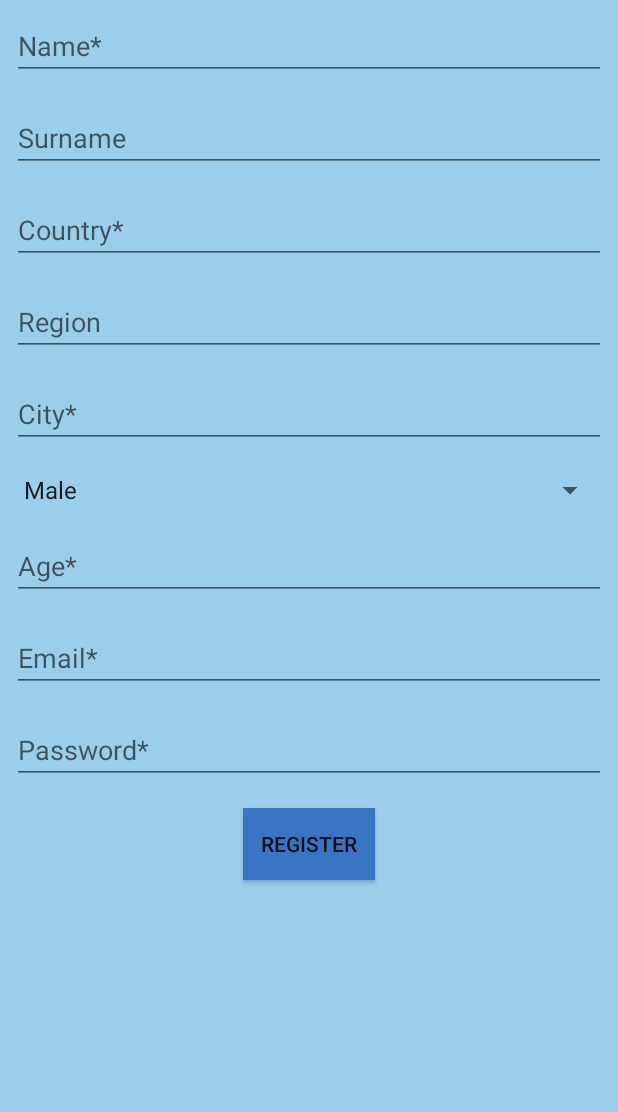
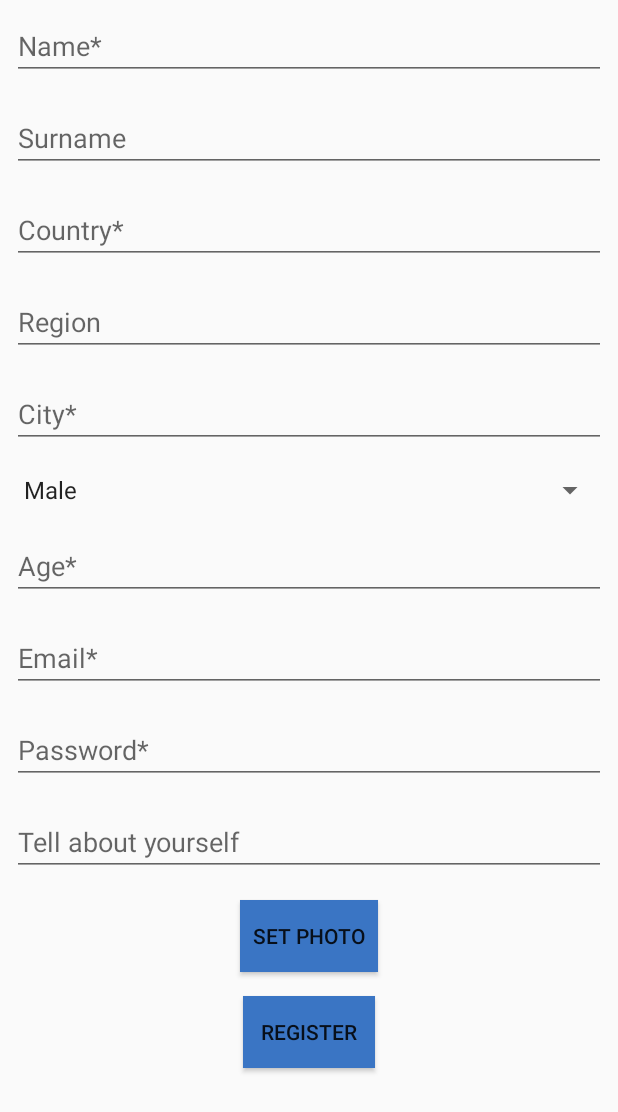
Before and after one commit to alexbur7/Chat_Yes_u_Du, an Android app: the screen it shows after launch (LogActivity), after a tap on "REGISTER", on a phone screen of 412 x 824 dp. Shown: the top 1112 px of the screen. Run offline under Robolectric (Android 15) with nearby library versions, the phone set to English and light mode, and no system bars; our stand-ins replace Firebase (no records; nobody signed in at launch, a user with empty details on screens opened directly).

Commit message:
"Online" translation and about graph

```diff
--- a/app/src/main/java/com/example/myproject/AccountFragment.java
+++ b/app/src/main/java/com/example/myproject/AccountFragment.java
@@ -28,6 +28,7 @@ public abstract class AccountFragment extends Fragment {
     private TextView nameTextView;
     private TextView ageTextView;
     private TextView sexTextView;
+    private TextView aboutTextView;
     protected Button editButton;
     protected Toolbar toolbar;
     protected ImageView photoImageView;
@@ -48,6 +49,7 @@ public abstract class AccountFragment extends Fragment {
         nameTextView = v.findViewById(R.id.my_name_text);
         ageTextView = v.findViewById(R.id.age_textView);
         sexTextView = v.findViewById(R.id.sex_textView);
+        aboutTextView=v.findViewById(R.id.about_textView);
         toolbar=v.findViewById(R.id.toolbarFr);
         reference = FirebaseDatabase.getInstance().getReference("users");
         storageReference = FirebaseStorage.getInstance().getReference("uploads");
@@ -75,6 +77,7 @@ public abstract class AccountFragment extends Fragment {
         cityTextView.setText(user.getCity());
         ageTextView.setText(user.getAge());
         sexTextView.setText(user.getSex());
+        aboutTextView.setText(user.getAbout());
         if (user.getSurname().equals("")) nameTextView.setText(user.getName());
         else nameTextView.setText(user.getName() +" "+user.getSurname());
     }
--- a/app/src/main/java/com/example/myproject/AdminActivity.java
+++ b/app/src/main/java/com/example/myproject/AdminActivity.java
@@ -11,12 +11,12 @@ public class AdminActivity extends BaseActivity {
     @Override
     protected void onPause() {
         super.onPause();
-        status("offline");
+        status(getResources().getString(R.string.label_offline));
     }
 
     @Override
     protected void onResume() {
         super.onResume();
-        status("online");
+        status(getResources().getString(R.string.label_online));
     }
 }
--- a/app/src/main/java/com/example/myproject/BaseActivity.java
+++ b/app/src/main/java/com/example/myproject/BaseActivity.java
@@ -40,7 +40,7 @@ public abstract class BaseActivity extends AppCompatActivity {
         if (User.getCurrentUser() != null) {
             HashMap<String, Object> hashMap = new HashMap<>();
             hashMap.put("status", status);
-            if (status.equals("offline")){
+            if (status.equals(getResources().getString(R.string.label_offline))){
                 hashMap.put("online_time",(new Date()).getTime());
             }
             FirebaseDatabase.getInstance().getReference("users").child(User.getCurrentUser().getUuid()).updateChildren(hashMap);
--- a/app/src/main/java/com/example/myproject/ChatActivity.java
+++ b/app/src/main/java/com/example/myproject/ChatActivity.java
@@ -25,12 +25,12 @@ public class ChatActivity extends BaseActivity {
     @Override
     protected void onPause() {
         super.onPause();
-        status("offline");
+        status(getResources().getString(R.string.label_offline));
     }
 
     @Override
     protected void onResume() {
         super.onResume();
-        status("online");
+        status(getResources().getString(R.string.label_online));
     }
 }
--- a/app/src/main/java/com/example/myproject/FilterDialog.java
+++ b/app/src/main/java/com/example/myproject/FilterDialog.java
@@ -55,10 +55,10 @@ public class FilterDialog extends DialogFragment {
                     @Override
                     public void onClick(DialogInterface dialog, int which) {
                         if ((femaleCheckBox.isChecked() && maleCheckBox.isChecked()) || (!femaleCheckBox.isChecked() && !maleCheckBox.isChecked()) )
-                        sendResult(nameEditText.getText().toString(),"",(ageSpinner.getSelectedItem().equals(getResources().getStringArray(R.array.age_for_spinner)[5]) ? null :ageSpinner.getSelectedItem().toString()),cityEditText.getText().toString(),(onlineCheckBox.isChecked() ? "online":""),(photoCheckBox.isChecked() ? "default" : ""),Activity.RESULT_OK);
+                        sendResult(nameEditText.getText().toString(),"",(ageSpinner.getSelectedItem().equals(getResources().getStringArray(R.array.age_for_spinner)[5]) ? null :ageSpinner.getSelectedItem().toString()),cityEditText.getText().toString(),(onlineCheckBox.isChecked() ? getResources().getString(R.string.label_online):""),(photoCheckBox.isChecked() ? "default" : ""),Activity.RESULT_OK);
 
                         else  sendResult(nameEditText.getText().toString(),(maleCheckBox.isChecked() ? getResources().getString(R.string.label_male) : getResources().getString(R.string.label_female)),
-                                (ageSpinner.getSelectedItem().equals(getResources().getStringArray(R.array.age_for_spinner)[5]) ? null :ageSpinner.getSelectedItem().toString()),cityEditText.getText().toString(),(onlineCheckBox.isChecked() ? "online":""),(photoCheckBox.isChecked() ? "default" : ""),Activity.RESULT_OK);
+                                (ageSpinner.getSelectedItem().equals(getResources().getStringArray(R.array.age_for_spinner)[5]) ? null :ageSpinner.getSelectedItem().toString()),cityEditText.getText().toString(),(onlineCheckBox.isChecked() ? getResources().getString(R.string.label_online):""),(photoCheckBox.isChecked() ? "default" : ""),Activity.RESULT_OK);
                     }
                 }).create();
     }
--- a/app/src/main/java/com/example/myproject/LoginFragment.java
+++ b/app/src/main/java/com/example/myproject/LoginFragment.java
@@ -33,6 +33,7 @@ public class LoginFragment extends Fragment {
     private EditText passEditText;
     private Button regButton;
     private Button logButton;
+    private String offline_string;
 
     @Override
     public void onAttach(@NonNull Context context) {
@@ -58,6 +59,8 @@ public class LoginFragment extends Fragment {
 
     @Override
     public View onCreateView(@NonNull LayoutInflater inflater, @Nullable ViewGroup container, @Nullable Bundle savedInstanceState) {
+        offline_string =getResources().getString(R.string.label_offline);
+
         View view = inflater.inflate(R.layout.login_fragment, container, false);
         emailEditText=view.findViewById(R.id.email_log_editText);
         passEditText=view.findViewById(R.id.password_log_editText);
@@ -118,7 +121,7 @@ public class LoginFragment extends Fragment {
         ref.addValueEventListener(new ValueEventListener() {
             @Override
             public void onDataChange(@NonNull DataSnapshot snapshot) {
-                User.setCurrentUser(snapshot.getValue(User.class),uuid);
+                User.setCurrentUser(snapshot.getValue(User.class),uuid,offline_string);
                 ref.removeEventListener(this);
             }
 
--- a/app/src/main/java/com/example/myproject/MyAccountActivity.java
+++ b/app/src/main/java/com/example/myproject/MyAccountActivity.java
@@ -19,13 +19,13 @@ public class MyAccountActivity extends BaseActivity implements UsersChatListFrag
     @Override
     protected void onPause() {
         super.onPause();
-        status("offline");
+        status(getResources().getString(R.string.label_offline));
     }
 
     @Override
     protected void onResume() {
         super.onResume();
-        status("online");
+        status(getResources().getString(R.string.label_online));
     }
 
     @Override
--- a/app/src/main/java/com/example/myproject/RegisterFragment.java
+++ b/app/src/main/java/com/example/myproject/RegisterFragment.java
@@ -2,6 +2,7 @@ package com.example.myproject;
 
 import android.content.Context;
 import android.os.Bundle;
+import android.util.Log;
 import android.view.LayoutInflater;
 import android.view.View;
 import android.view.ViewGroup;
@@ -36,12 +37,17 @@ public class RegisterFragment extends Fragment {
     private EditText emailEditText;
     private EditText passwordEditText;
     private EditText ageEditText;
+    private EditText aboutEditText;
     private Button regButton;
+    private Button photoButton;
+
+    private String status_offline;
 
     @Nullable
     @Override
     public View onCreateView(@NonNull LayoutInflater inflater, @Nullable ViewGroup container, @Nullable Bundle savedInstanceState) {
         View v=inflater.inflate(R.layout.register_fragment,container,false);
+        status_offline=getResources().getString(R.string.label_offline);
         nameEditText=v.findViewById(R.id.name_edit_text);
         surnameEditText=v.findViewById(R.id.surname_edit_text);
         countryEditText=v.findViewById(R.id.country_edit_text);
@@ -50,12 +56,21 @@ public class RegisterFragment extends Fragment {
         emailEditText=v.findViewById(R.id.email_reg_edit_text);
         passwordEditText=v.findViewById(R.id.password_reg_edit_text);
         ageEditText=v.findViewById(R.id.age_reg_edit_text);
+        aboutEditText=v.findViewById(R.id.about_edit_text);
         spinner = v.findViewById(R.id.spinner_sex);
         regButton=v.findViewById(R.id.registration_button);
         regButton.setOnClickListener(new View.OnClickListener() {
             @Override
             public void onClick(View v) {
                 setRegistration();
+            }
+        });
+        photoButton=v.findViewById(R.id.set_photo_button);
+        photoButton.setOnClickListener(new View.OnClickListener() {
+            @Override
+            public void onClick(View v) {
+                Log.e("Photo tapped", String.valueOf(RegisterFragment.class));
+                //TODO adding a photo on register
             }
         });
 
@@ -75,6 +90,7 @@ public class RegisterFragment extends Fragment {
         final  String sex = spinner.getSelectedItem().toString();
         final  String region = regionEditText.getText().toString();
         final  String age = ageEditText.getText().toString();
+        final  String about=aboutEditText.getText().toString();
 
         if (name.isEmpty() || country.isEmpty() || city.isEmpty() || email.isEmpty() || password.isEmpty() || sex.isEmpty() || Integer.parseInt(age)<0){
             Toast.makeText(getActivity(),R.string.reject_reg,Toast.LENGTH_SHORT).show();
@@ -100,10 +116,12 @@ public class RegisterFragment extends Fragment {
                     ref.child("region").setValue(region);
                     ref.child("sex").setValue(sex);
                     ref.child("age").setValue(age);
-                    ref.child("status").setValue("offline");
+                    ref.child("status").setValue(status_offline);
                     ref.child("admin").setValue("false");
                     ref.child("online_time").setValue((new Date()).getTime());
                     ref.child("admin_block").setValue("unblock");
+                    //changed
+                    ref.child("about").setValue(about);
                     auth.getCurrentUser().sendEmailVerification();
                     auth.signOut();
                     callbacks.returnLoginFragment(email,password);
--- a/app/src/main/java/com/example/myproject/UserAccountActivity.java
+++ b/app/src/main/java/com/example/myproject/UserAccountActivity.java
@@ -22,12 +22,12 @@ public class UserAccountActivity extends BaseActivity {
     @Override
     protected void onPause() {
         super.onPause();
-        status("offline");
+        status(getResources().getString(R.string.label_offline));
     }
 
     @Override
     protected void onResume() {
         super.onResume();
-        status("online");
+        status(getResources().getString(R.string.label_offline));
     }
 }
--- a/app/src/main/res/layout/chat_users_list.xml
+++ b/app/src/main/res/layout/chat_users_list.xml
@@ -2,7 +2,6 @@
 <LinearLayout android:layout_width="match_parent"
     android:layout_height="match_parent"
     xmlns:android="http://schemas.android.com/apk/res/android"
-    android:background="@color/login"
     android:orientation="vertical">
     <include
         android:id="@+id/toolbarFr"
--- a/app/src/main/res/layout/login_fragment.xml
+++ b/app/src/main/res/layout/login_fragment.xml
@@ -9,8 +9,7 @@
     android:orientation="vertical"
     android:layout_width="match_parent"
     android:layout_height="match_parent"
-    android:gravity="center"
-    android:background="@color/login">
+    android:gravity="center">
 
 
     <EditText
@@ -44,6 +43,5 @@
         android:padding="8dp"
         android:layout_margin="8dp"
         android:text="@string/reg_button_text"/>
-
 </LinearLayout>
 </LinearLayout>
--- a/app/src/main/res/layout/register_fragment.xml
+++ b/app/src/main/res/layout/register_fragment.xml
@@ -2,8 +2,17 @@
 <LinearLayout xmlns:android="http://schemas.android.com/apk/res/android"
     android:orientation="vertical"
     android:layout_width="match_parent"
+    android:layout_height="match_parent">
+
+    <ScrollView
+        android:layout_width="match_parent"
         android:layout_height="match_parent"
-    android:background="@color/login">
+        android:scrollbars="vertical">
+
+        <LinearLayout
+            android:layout_width="match_parent"
+            android:layout_height="wrap_content"
+            android:orientation="vertical">
 
     <EditText
         android:id="@+id/name_edit_text"
@@ -69,6 +78,25 @@
         android:inputType="textPassword"
         android:hint="@string/pass_reg_hint"
         android:layout_margin="8dp"/>
+
+            <EditText
+                android:id="@+id/about_edit_text"
+                android:hint="@string/about_hint"
+                android:inputType="text"
+                android:layout_width="match_parent"
+                android:layout_height="wrap_content"
+                android:layout_margin="8dp"/>
+
+            <Button
+                android:id="@+id/set_photo_button"
+                android:layout_gravity="center"
+                android:layout_width="wrap_content"
+                android:layout_height="wrap_content"
+                android:layout_margin="8dp"
+                android:padding="8dp"
+                android:text="@string/set_photo"
+                android:background="?attr/colorAccent"/>
+
             <Button
                 android:id="@+id/registration_button"
                 android:layout_gravity="center"
@@ -79,3 +107,5 @@
                 android:background="?attr/colorAccent"
                 android:text="@string/reg_button_text"/>
         </LinearLayout>
+    </ScrollView>
+</LinearLayout>
--- a/app/src/main/res/values/strings.xml
+++ b/app/src/main/res/values/strings.xml
@@ -35,6 +35,7 @@
     <string name="label_female">Female</string>
     <string name="label_activity">Online</string>
     <string name="label_online">online</string>
+    <string name="label_offline">offline</string>
     <string name="label_additional">Additional filters</string>
     <string name="label_only_with_photo">with photo</string>
     <string name="label_name">Name</string>
@@ -69,7 +70,7 @@
     <string name="you_dont_verification">You dont verification</string>
     <string name="block_account">Block account</string>
     <string name="unblock_account">Unblock account</string>
-    <string name="photo_cant_delete">cant delete photo</string>
+    <string name="photo_cant_delete">can\'t delete photo</string>
     <string-array name="sex_for_spinner">
         <item>Male</item>
         <item>Female</item>
@@ -91,4 +92,7 @@
     <string name="password_not_reset">Password was not reset</string>
     <string name="incorrect_old_password">Incorrect old password</string>
     <string name="saved_password">Save</string>
+    <string name="about_hint">Tell about yourself</string>
+    <string name="set_photo">Set photo</string>
+    <string name="about">About:</string>
 </resources>
```
Also changed, not shown: app/src/main/java/com/example/myproject/ChatFragment.java (+6 -2 lines), app/src/main/java/com/example/myproject/ChatRecViewAdapter.java (+3 -8 lines), app/src/main/java/com/example/myproject/MyAccountFragment.java (+10 -6 lines), app/src/main/java/com/example/myproject/User.java (+14 -3 lines), app/src/main/res/layout/account_fragment.xml (+18 -0 lines), 1 other file. Lines whose indentation alone changed are shown as unchanged.
